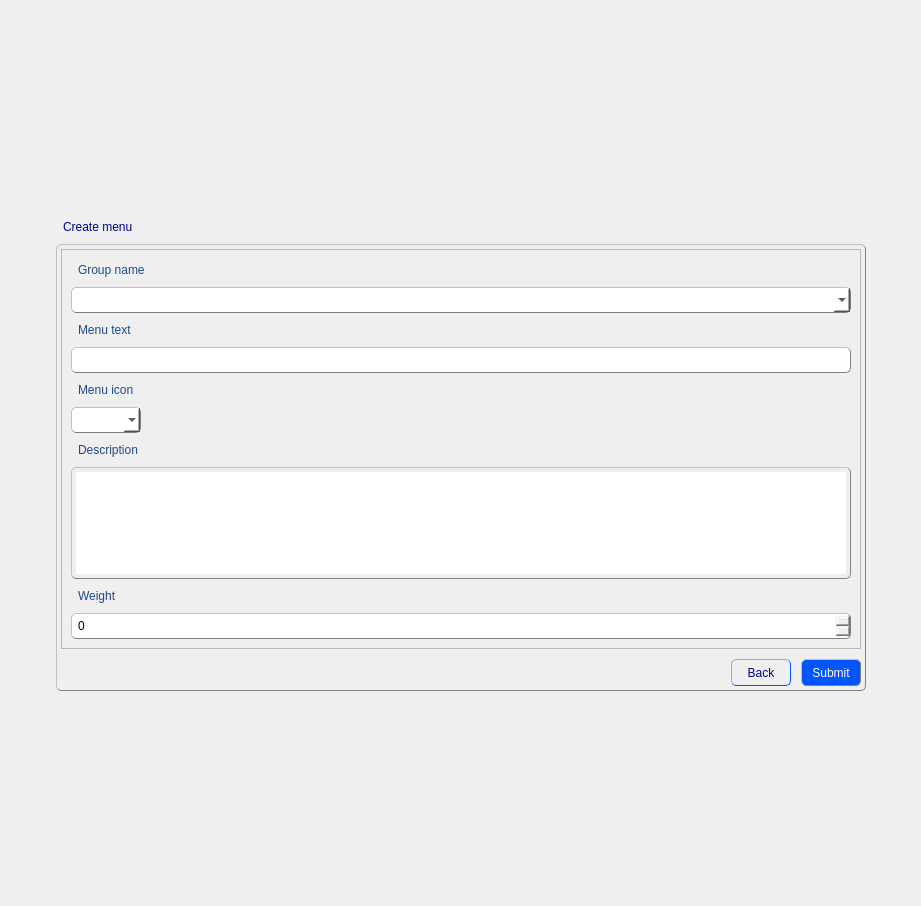
Rork96/QtProjects, file Builder/Builder/createmenuform.ui: the form before one commit.
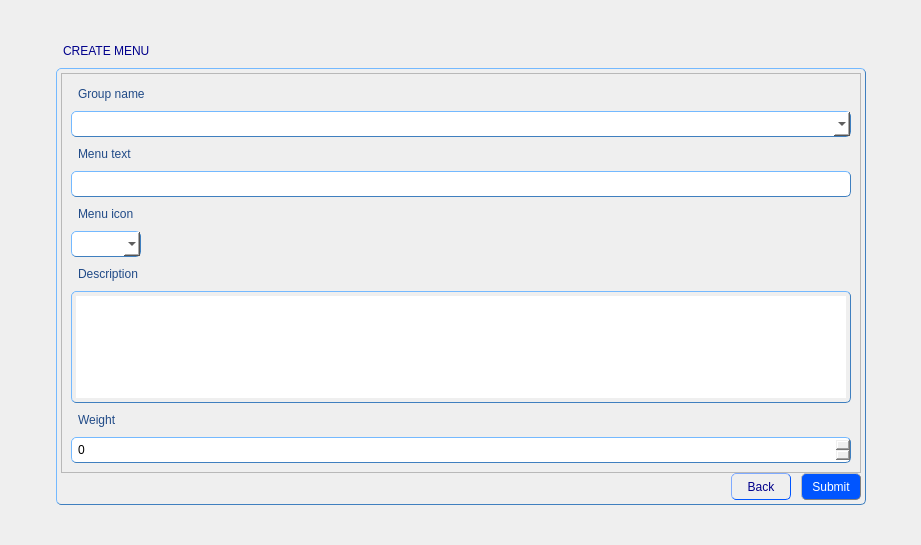
The form after the commit.

What changed in the file:
```diff
--- a/Builder/Builder/createmenuform.ui
+++ b/Builder/Builder/createmenuform.ui
@@ -7,7 +7,7 @@
     <x>0</x>
     <y>0</y>
     <width>921</width>
-    <height>906</height>
+    <height>545</height>
    </rect>
   </property>
   <property name="windowTitle">
@@ -17,7 +17,7 @@
    <string notr="true">QGroupBox {
                color: black;
                padding: 4px;
-               border: 1px solid grey; 
+               border: 1px solid rgb(63, 127, 191); 
                border-radius: 5px;
                border-style: outset;
               }
@@ -25,7 +25,7 @@
                color: blue;
                padding: 4px;
                border-radius: 5px;
-               border: 1px solid grey; 
+               border: 1px solid rgb(63, 127, 191); 
                border-style: outset;
 	           font: 11pt &quot;MS Shell Dlg 2&quot;;
               }
@@ -46,7 +46,7 @@
 QLineEdit {
                color: black;
                padding: 4px;
-               border: 1px solid grey; 
+               border: 1px solid rgb(63, 127, 191); 
                border-radius: 5px;
                border-style: outset;
 	           font: 10pt &quot;MS Shell Dlg 2&quot;;
@@ -54,7 +54,7 @@
 QComboBox {
 			   color: black;
                padding: 4px;
-               border: 1px solid grey; 
+               border: 1px solid rgb(63, 127, 191); 
                border-radius: 5px;
                border-style: outset;
                font: 9pt &quot;MS Shell Dlg 2&quot;;
@@ -63,7 +63,7 @@
 QTextEdit {
                color: black;
                padding: 4px;
-               border: 1px solid grey; 
+               border: 1px solid rgb(63, 127, 191); 
                border-radius: 5px;
                border-style: outset;
 	           font: 10pt &quot;MS Shell Dlg 2&quot;;
@@ -71,7 +71,7 @@
 QSpinBox {
                color: black;
                padding: 4px;
-               border: 1px solid grey; 
+               border: 1px solid rgb(63, 127, 191); 
                border-radius: 5px;
                border-style: outset;
 	           font: 10pt &quot;MS Shell Dlg 2&quot;;
@@ -79,7 +79,7 @@
 QListView {
                color: black;
                padding: 4px;
-               border: 1px solid grey; 
+               border: 1px solid rgb(63, 127, 191); 
                border-radius: 5px;
                border-style: outset;
 	           font: 10pt &quot;MS Shell Dlg 2&quot;;
@@ -104,7 +104,7 @@
               }</string>
      </property>
      <property name="text">
-      <string>Create menu</string>
+      <string>CREATE MENU</string>
      </property>
     </widget>
    </item>
```
